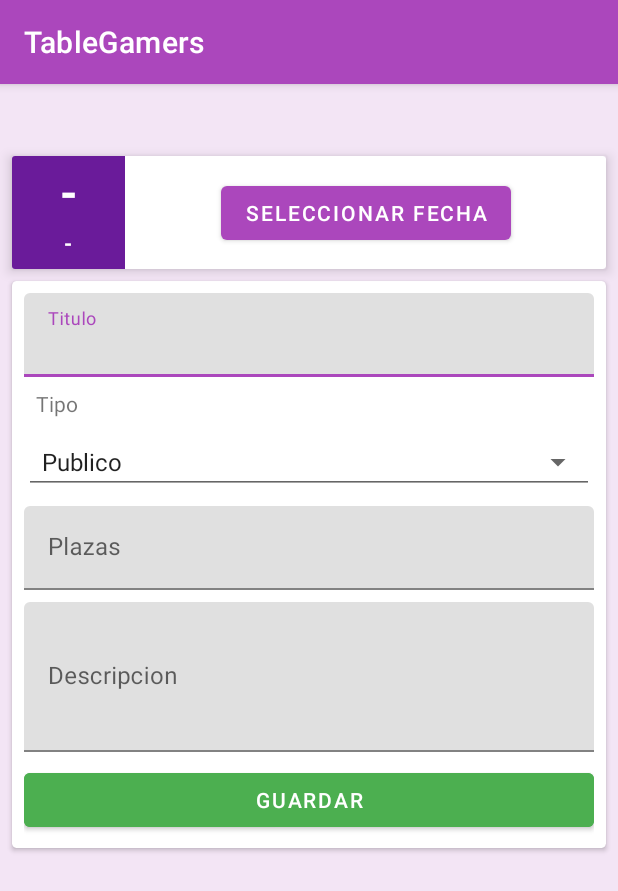
After one commit to alvaroproyectoagenda/TableGamersV2, an Android app: the EventFormActivity screen opened directly, with no data from a screen before it, on a phone screen of 412 x 824 dp. The commit adds this screen. Shown: the top 891 px of the screen. Run offline under Robolectric (Android 15) with nearby library versions, the phone set to English and light mode, and no system bars; our stand-ins replace Firebase (no records; nobody signed in at launch, a user with empty details on screens opened directly), data binding.

Commit message:
#Commit 6.1 #Events
- Form Insert

```diff
--- /dev/null
+++ b/app/src/main/java/es/amunoz/tablegamers/ui/event/EventFormActivity.kt
@@ -0,0 +1,136 @@
+package es.amunoz.tablegamers.ui.event
+
+import android.app.DatePickerDialog
+import android.app.DatePickerDialog.OnDateSetListener
+import android.os.Bundle
+import android.view.View
+import android.view.inputmethod.EditorInfo
+import android.widget.TextView
+import android.widget.Toast
+import androidx.appcompat.app.AppCompatActivity
+import androidx.databinding.DataBindingUtil
+import androidx.lifecycle.ViewModelProvider
+import com.bumptech.glide.util.Util
+import com.google.firebase.Timestamp
+import es.amunoz.tablegamers.R
+import es.amunoz.tablegamers.databinding.ActivityEventFormBinding
+import es.amunoz.tablegamers.databinding.ActivityFormAdBinding
+import es.amunoz.tablegamers.models.Ad
+import es.amunoz.tablegamers.models.Event
+import es.amunoz.tablegamers.utils.*
+import es.amunoz.tablegamers.viewmodels.AdViewModel
+import es.amunoz.tablegamers.viewmodels.EventViewModel
+import java.util.*
+
+class EventFormActivity : AppCompatActivity(), StructViewData {
+    private lateinit var binding: ActivityEventFormBinding
+    private lateinit var viewModel: EventViewModel
+    private lateinit var myEvt: Event
+    private var dateEvent: Timestamp = Timestamp.now()
+    private var isSelectedDate = false
+    private var cont = 0
+
+
+    override fun onCreate(savedInstanceState: Bundle?) {
+        super.onCreate(savedInstanceState)
+        initViewModel()
+    }
+    override fun initViewModel() {
+        viewModel = ViewModelProvider(this).get(EventViewModel::class.java)
+        initBinding()
+    }
+
+    override fun initBinding() {
+        binding =
+            DataBindingUtil.setContentView(this, R.layout.activity_event_form)
+
+
+    }
+    private fun saveEvt(){
+
+        val date_create = Timestamp.now()
+        val titleVal = binding.tietFevtTitle.text.toString()
+        val maxPeopleVal = binding.tietFevtPlazas.text.toString()
+        val typeVal = MethodUtil.getTypeEvent( binding.spFevtState.selectedItem.toString())
+        val descriptionVal = binding.tietFevtDescription.text.toString()
+
+        val validateField: MutableList<String> = mutableListOf()
+        var validate = true
+        if (ValidatorUtil.isEmpty(titleVal)   ){
+            validateField.add("Titulo")
+            validate = false
+        }
+        if (ValidatorUtil.isEmpty(maxPeopleVal) && !ValidatorUtil.isNumber(maxPeopleVal)   ){
+            validateField.add("Plazas")
+            validate = false
+        }
+        if (typeVal == -1 ){
+            validateField.add("Tipo")
+            validate = false
+        }
+        if (ValidatorUtil.isEmpty(descriptionVal)   ){
+            validateField.add("Tipo")
+            validate = false
+        }
+        if (!isSelectedDate   ){
+            validateField.add("Fecha")
+            validate = false
+        }
+
+        if(!validate){
+            val info = validateField.joinToString("\n")
+            val dialog = MessageDialog(this, TypeMessage.INFO, "Revisa los campos:\n" + info)
+            dialog.setOnClickListenerOKButton(object : OnClickListenerMessageDialog {
+                override fun onClickOKButton() {
+                    validateField.removeAll(validateField)
+                    validate = true
+                }
+            })
+        } else {
+
+//
+//            var ad = Ad().apply {
+//                id = idVal
+//                create_for = currentUser
+//                description = descriptionVal
+//                poblation = poblationVal
+//                price = Integer.valueOf(priceVal)
+//                province = provinceVal
+//                state = stateVal
+//                title = titleVal
+//
+//
+//            }
+//            saveAd(ad)
+        }
+    }
+    fun clickSaveFormEvt(view: View) {}
+    fun clickSelectDateEvt(view: View) {
+
+        val newFragment = DatePickerFragment.newInstance { _, year, month, day ->
+
+            val mesStr: String = if (month + 1 in 1..9) {
+                "0" + (month + 1)
+            } else {
+                (month + 1).toString() + ""
+            }
+            val diaStr: String = if (day in 1..9) {
+                "0$day"
+            } else {
+                day.toString() + ""
+            }
+
+            val dateFormatSql = "${year}-$mesStr-$diaStr";
+            val dateCalendar = MethodUtil.getCalendarByString(dateFormatSql)
+
+            binding.tvDetailsEvtDay.text = diaStr
+            binding.tvDetailsEvtMonth.text =  MethodUtil.getMonthName(dateCalendar)
+            dateEvent = Timestamp(dateCalendar.time)
+            isSelectedDate = true
+        }
+
+        newFragment.show(supportFragmentManager, "datePicker")
+    }
+
+
+}
--- a/app/src/main/java/es/amunoz/tablegamers/utils/BindingUtils.kt
+++ b/app/src/main/java/es/amunoz/tablegamers/utils/BindingUtils.kt
@@ -73,6 +73,22 @@ fun Spinner.setItemSpinerState(item: String?){
 
 }
 
+@BindingAdapter("setItemSpinerTypeEvt")
+fun Spinner.setItemSpinerTypeEvt(item: Int?){
+
+    if(item!=null){
+
+
+        when(item){
+            Constants.TYPE_EVENT_PUBLIC-> setSelection(0)
+            Constants.TYPE_EVENT_PRIVATE-> setSelection(1)
+        }
+
+
+    }
+
+}
+
 @BindingAdapter("setNumberOfDay")
 fun TextView.setNumberOfDay(item: Event){
     var tmp = item.date.toDate()
--- /dev/null
+++ b/app/src/main/res/layout/activity_event_form.xml
@@ -0,0 +1,222 @@
+<?xml version="1.0" encoding="utf-8"?>
+<layout
+    xmlns:tools="http://schemas.android.com/tools"
+    xmlns:app="http://schemas.android.com/apk/res-auto"
+    xmlns:android="http://schemas.android.com/apk/res/android">
+
+    <data>
+
+        <variable
+            name="evt"
+            type="es.amunoz.tablegamers.models.Event"
+            />
+    </data>
+    <androidx.constraintlayout.widget.ConstraintLayout
+        android:layout_width="match_parent"
+        android:background="@color/purple_50"
+
+        android:layout_height="match_parent">
+
+
+        <ScrollView
+            android:layout_width="0dp"
+            android:layout_height="match_parent"
+            android:fillViewport="true"
+            app:layout_constraintEnd_toEndOf="parent"
+            app:layout_constraintStart_toStartOf="parent"
+            app:layout_constraintTop_toTopOf="parent">
+
+            <LinearLayout
+                android:layout_width="match_parent"
+                android:layout_height="wrap_content"
+                android:orientation="vertical"
+                android:paddingTop="32dp">
+
+                <androidx.cardview.widget.CardView
+                    android:id="@+id/cardViewInfo"
+                    android:layout_width="match_parent"
+                    android:layout_height="75dp"
+                    android:layout_marginStart="8dp"
+                    android:layout_marginTop="16dp"
+                    android:layout_marginEnd="8dp"
+                    app:cardElevation="5dp"
+                    app:layout_constraintEnd_toEndOf="parent"
+                    app:layout_constraintStart_toStartOf="parent"
+                    app:layout_constraintTop_toTopOf="parent">
+
+                    <androidx.constraintlayout.widget.ConstraintLayout
+                        android:layout_width="match_parent"
+                        android:layout_height="match_parent">
+
+                        <LinearLayout
+                            android:id="@+id/linearLayout3"
+                            android:layout_width="75dp"
+                            android:layout_height="0dp"
+                            android:background="@color/colorPrimaryDark"
+                            android:gravity="center"
+                            android:orientation="vertical"
+                            app:layout_constraintBottom_toBottomOf="parent"
+                            app:layout_constraintStart_toStartOf="parent"
+                            app:layout_constraintTop_toTopOf="parent">
+
+                            <TextView
+                                android:id="@+id/tv_details_evt_day"
+                                android:layout_width="wrap_content"
+                                android:layout_height="wrap_content"
+                                android:layout_gravity="center_horizontal"
+                                android:layout_weight="1"
+                                android:gravity="center"
+                                android:text="-"
+                                android:textColor="@color/white"
+                                android:textSize="30dp"
+                                android:textStyle="bold"
+                                  />
+
+                            <TextView
+                                android:id="@+id/tv_details_evt_month"
+                                android:layout_width="wrap_content"
+                                android:layout_height="wrap_content"
+                                android:layout_weight="1"
+                                android:text="-"
+                                android:textColor="@color/white"
+                                android:textSize="14dp"
+                                android:textStyle="bold"
+                                  />
+
+                        </LinearLayout>
+
+                        <Button
+                            android:id="@+id/button"
+                            android:layout_width="wrap_content"
+                            android:layout_height="wrap_content"
+                            android:layout_marginStart="16dp"
+                            android:layout_marginEnd="16dp"
+                            android:text="Seleccionar fecha"
+                            android:onClick="clickSelectDateEvt"
+                            app:layout_constraintBottom_toBottomOf="parent"
+                            app:layout_constraintEnd_toEndOf="parent"
+                            app:layout_constraintStart_toEndOf="@+id/linearLayout3"
+                            app:layout_constraintTop_toTopOf="parent" />
+
+
+                    </androidx.constraintlayout.widget.ConstraintLayout>
+
+                </androidx.cardview.widget.CardView>
+
+                <androidx.cardview.widget.CardView
+                    android:layout_width="match_parent"
+                    android:layout_height="wrap_content"
+                    android:layout_marginStart="8dp"
+                    android:layout_marginTop="8dp"
+                    android:layout_marginEnd="8dp"
+                    android:elevation="5dp"
+                    app:cardCornerRadius="3dp">
+
+                    <androidx.constraintlayout.widget.ConstraintLayout
+                        android:layout_width="match_parent"
+
+                        android:layout_height="wrap_content"
+                        android:padding="8dp">
+
+
+                        <Button
+                            android:id="@+id/btn_fevt_form"
+                            android:layout_width="match_parent"
+                            android:layout_height="wrap_content"
+                            android:layout_marginTop="8dp"
+                            android:backgroundTint="@color/green_500"
+                            android:onClick="clickSaveFormEvt"
+                            android:text="@string/guardar"
+                            app:layout_constraintEnd_toEndOf="parent"
+                            app:layout_constraintStart_toStartOf="parent"
+                            app:layout_constraintTop_toBottomOf="@+id/til_fad_description" />
+
+                        <com.google.android.material.textfield.TextInputLayout
+                            android:id="@+id/til_fad_title"
+                            android:layout_width="match_parent"
+                            android:layout_height="wrap_content"
+                            app:layout_constraintEnd_toEndOf="parent"
+                            app:layout_constraintStart_toStartOf="parent"
+                            app:layout_constraintTop_toTopOf="parent">
+
+                            <com.google.android.material.textfield.TextInputEditText
+                                android:id="@+id/tiet_fevt_title"
+                                android:layout_width="match_parent"
+                                android:layout_height="wrap_content"
+                                android:hint="@string/resource_titulo"
+                                android:text="@{evt.title}" />
+
+                        </com.google.android.material.textfield.TextInputLayout>
+
+                        <TextView
+                            android:id="@+id/textView"
+                            android:layout_width="wrap_content"
+                            android:layout_height="wrap_content"
+                            android:layout_marginStart="8dp"
+                            android:layout_marginTop="8dp"
+                            android:text="Tipo"
+                            app:layout_constraintStart_toStartOf="parent"
+                            app:layout_constraintTop_toBottomOf="@+id/til_fad_title" />
+
+                        <com.google.android.material.textfield.TextInputLayout
+                            android:id="@+id/til_fad_description"
+                            android:layout_width="0dp"
+                            android:layout_height="wrap_content"
+                            android:layout_marginTop="8dp"
+                            app:layout_constraintEnd_toEndOf="parent"
+                            app:layout_constraintStart_toStartOf="parent"
+                            app:layout_constraintTop_toBottomOf="@+id/textInputLayout3">
+
+                            <com.google.android.material.textfield.TextInputEditText
+                                android:id="@+id/tiet_fevt_description"
+                                android:layout_width="match_parent"
+                                android:layout_height="100dp"
+                                android:hint="@string/descripcion"
+                                android:imeOptions="actionDone"
+                                android:maxLength="1000"
+                                android:inputType="textMultiLine"
+                                android:text="@{evt.description}" />
+                        </com.google.android.material.textfield.TextInputLayout>
+
+                        <Spinner
+                            android:id="@+id/sp_fevt_state"
+                            style="@style/Widget.AppCompat.Spinner.Underlined"
+                            android:layout_width="0dp"
+                            android:layout_height="wrap_content"
+                            android:layout_marginTop="8dp"
+                            android:entries="@array/event_type"
+                            android:tag="state"
+                            app:layout_constraintEnd_toEndOf="parent"
+                            app:layout_constraintStart_toStartOf="parent"
+                            app:layout_constraintTop_toBottomOf="@+id/textView"
+                            app:setItemSpinerTypeEvt="@{evt.type}" />
+
+                        <com.google.android.material.textfield.TextInputLayout
+                            android:id="@+id/textInputLayout3"
+                            android:layout_width="0dp"
+                            android:layout_height="wrap_content"
+                            android:layout_marginTop="8dp"
+                            app:layout_constraintEnd_toEndOf="parent"
+                            app:layout_constraintStart_toStartOf="parent"
+                            app:layout_constraintTop_toBottomOf="@+id/sp_fevt_state">
+
+                            <com.google.android.material.textfield.TextInputEditText
+                                android:id="@+id/tiet_fevt_plazas"
+                                android:layout_width="match_parent"
+                                android:layout_height="wrap_content"
+                                android:hint="Plazas"
+                                 />
+                        </com.google.android.material.textfield.TextInputLayout>
+
+
+                    </androidx.constraintlayout.widget.ConstraintLayout>
+
+                </androidx.cardview.widget.CardView>
+
+
+            </LinearLayout>
+        </ScrollView>
+
+
+    </androidx.constraintlayout.widget.ConstraintLayout>
+</layout>
--- a/app/src/main/res/layout/activity_form_ad.xml
+++ b/app/src/main/res/layout/activity_form_ad.xml
@@ -165,7 +165,7 @@
                             android:layout_width="0dp"
                             android:layout_height="wrap_content"
                             android:layout_marginTop="8dp"
-android:tag="province"
+                            android:tag="province"
 
                             app:setItemSpinerState="@{ad.province}"
                             android:entries="@array/provincias"
--- a/app/src/main/res/values/strings.xml
+++ b/app/src/main/res/values/strings.xml
@@ -75,4 +75,9 @@
         <item>Poco usado</item>
         <item>Antiguo</item>
     </string-array>
+
+    <string-array name="event_type">
+        <item>Publico</item>
+        <item>Privado</item>
+    </string-array>
 </resources>
```
Also changed, not shown: app/src/main/AndroidManifest.xml (+4 -4 lines), app/src/main/java/es/amunoz/tablegamers/ui/event/EventDetailActivity.kt (+45 -6 lines), app/src/main/java/es/amunoz/tablegamers/ui/event/EventFragment.kt (+5 -2 lines), app/src/main/java/es/amunoz/tablegamers/utils/DatePickerFragment.kt (added, +31 -0 lines), app/src/main/java/es/amunoz/tablegamers/utils/MethodUtil.kt (+35 -3 lines), app/src/main/java/es/amunoz/tablegamers/viewmodels/EventViewModel.kt (+22 -0 lines), app/src/main/res/layout/activity_event_detail.xml (+19 -1 lines), app/src/main/res/layout/fragment_event.xml (+21 -2 lines).
